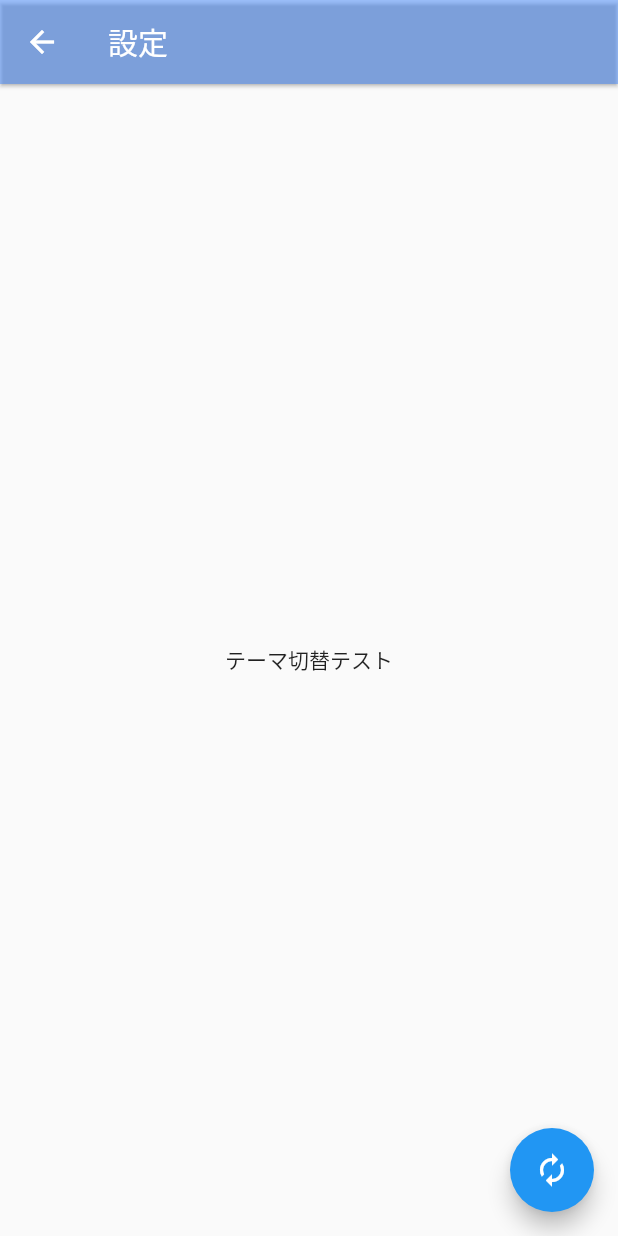
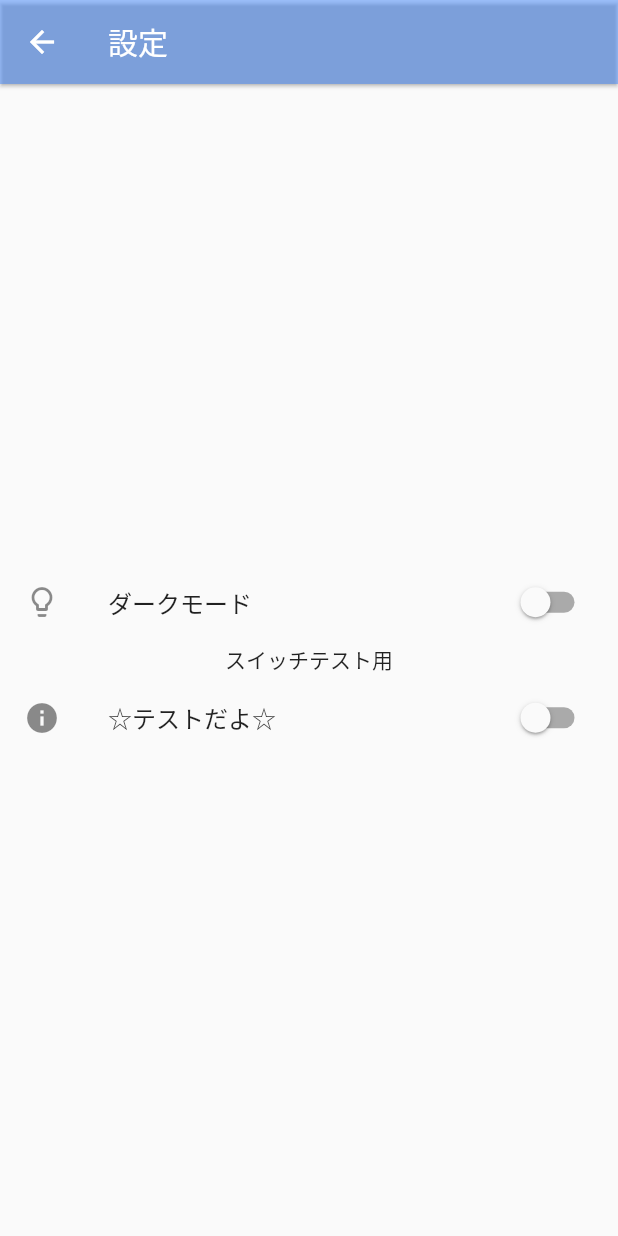
Before and after one commit to Nori0219/SOLA, a Flutter app: the ConfigPage screen opened by its route, on a phone screen of 412 x 824 dp. Run offline on Flutter 3.47's test engine with Material 2 defaults, Android fonts, the phone set to English and light mode, and no system bars; our stand-ins replace carousel_slider, introduction_screen, lottie, shared_preferences, table_calendar; missing offline and left inert: moon_phase, vertical_card_pager; accounts and stored records are empty.

Commit message:
設定機能を変更した・スイッチ機能を追加

```diff
--- a/lib/UI/config.dart
+++ b/lib/UI/config.dart
@@ -3,25 +3,28 @@
 import 'package:flutter/src/widgets/framework.dart';
 import 'package:lottie/lottie.dart';
 import 'package:sola/config/MyTheme.dart';
+import 'package:sola/config/config_init.dart';
 import 'package:provider/provider.dart';
 import 'package:shared_preferences/shared_preferences.dart';
+import 'package:sola/UI/widgets/switch_widget.dart';
+
 class ConfigPage extends StatefulWidget {
   const ConfigPage({super.key});
 
   @override
   State<ConfigPage> createState() => _ConfigPageState();
 }
+
 class _ConfigPageState extends State<ConfigPage> {
-
   @override
   Widget build(BuildContext context) {
-
-    //毎回ページで変数定義してるから受け渡しできるように書き換える必要あり
+    return ChangeNotifierProvider(
+      create: (_) => ConfigInit(),
+      child: Consumer<ConfigInit>(
+        builder: (context, config, _) {
           var _height = MediaQuery.of(context).size.height;
           var _width = MediaQuery.of(context).size.width;
-
           return Scaffold(
-
             appBar: AppBar(
               title: const Text('設定'),
               backgroundColor: Colors.blueAccent.withOpacity(0.5),
@@ -31,15 +34,31 @@
               child: Column(
                 mainAxisAlignment: MainAxisAlignment.center,
                 children: <Widget>[
-            Text('テーマ切替テスト'),
+                  SwitchWidget(
+                    title: 'ダークモード',
+                    value: config.isDarkSwitch,
+                    icon: Icon(Icons.lightbulb_outline),
+                    onChanged: (bool value) {
+                      Provider.of<MyTheme>(context, listen: false).toggle();
+                      Provider.of<ConfigInit>(context, listen: false)
+                          .toggle_dark_switch();
+                    },
+                    //テスト
+                  ),
+                  Text('スイッチテスト用'),
+                  SwitchWidget(
+                      title: '☆テストだよ☆',
+                      value: config.isTestSwitch,
+                      icon: Icon(Icons.info),
+                      onChanged: (bool value) {
+                        Provider.of<ConfigInit>(context, listen: false)
+                            .toggle_test_switch();
+                      }),
                 ],
               ),
             ),
-      floatingActionButton: FloatingActionButton(
-        onPressed: () {
-          Provider.of<MyTheme>(context, listen: false).toggle();
+          );
         },
-        child: Icon(Icons.autorenew),
       ),
     );
   }
--- /dev/null
+++ b/lib/UI/widgets/switch_widget.dart
@@ -0,0 +1,28 @@
+import 'package:flutter/material.dart';
+
+class SwitchWidget extends StatelessWidget {
+  const SwitchWidget({
+    required this.title,
+    required this.value,
+    required this.onChanged,
+    required this.icon,
+  });
+
+  final String title;
+  final Icon icon;
+
+  // final String subtitle;
+  final bool value;
+  final void Function(bool)? onChanged;
+
+  @override
+  Widget build(BuildContext context) {
+    return SwitchListTile(
+      title: Text(title),
+      // subtitle: Text('ダークモード切り替え'),
+      value: value,
+      onChanged: onChanged,
+      secondary: icon,
+    );
+  }
+}
--- a/lib/config/MyTheme.dart
+++ b/lib/config/MyTheme.dart
@@ -4,11 +4,13 @@
 class MyTheme extends ChangeNotifier {
   ThemeData current = ThemeData.light();
   bool _isDark = false;
+
   MyTheme() {
     _init();
   }
 
   ThemeData get mode => current;
+  bool get isDark => _isDark;
 
   void _init() async {
     final pref = await SharedPreferences.getInstance();
@@ -17,7 +19,6 @@
     notifyListeners();
   }
 
-  // とりあえずトグルでテーマを切り替える関数だけ定義しています
   toggle() async {
     _isDark = !_isDark;
     final pref = await SharedPreferences.getInstance();
--- /dev/null
+++ b/lib/config/config_init.dart
@@ -0,0 +1,43 @@
+import 'package:flutter/material.dart';
+import 'package:shared_preferences/shared_preferences.dart';
+
+/*
+設定ページの設定をDBに保存する。
+*/
+class ConfigInit extends ChangeNotifier {
+  bool _isDarkSwitch = false;
+  //test
+  bool _isTestSwitch = false;
+
+  ConfigInit() {
+    _init();
+  }
+
+  bool get isDarkSwitch => _isDarkSwitch;
+  //test
+  bool get isTestSwitch => _isTestSwitch;
+
+  void _init() async {
+    final pref = await SharedPreferences.getInstance();
+    _isDarkSwitch = pref.getBool('isDarkSwitch') ?? false;
+    _isTestSwitch = pref.getBool('isTestSwitch') ?? false;
+
+    notifyListeners();
+  }
+
+  toggle_dark_switch() async {
+    _isDarkSwitch = !_isDarkSwitch;
+    final pref = await SharedPreferences.getInstance();
+    pref.setBool('isDarkSwitch', _isDarkSwitch);
+    notifyListeners();
+  }
+
+  //テスト
+
+  toggle_test_switch() async {
+    _isTestSwitch = !_isTestSwitch;
+    final pref = await SharedPreferences.getInstance();
+    pref.setBool('isTestSwitch', _isTestSwitch);
+    notifyListeners();
+  }
+}
```
Also changed, not shown: lib/main.dart (+3 -5 lines). Lines whose indentation alone changed are shown as unchanged.
